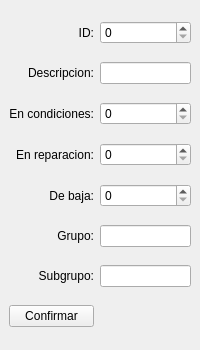
Before: the Qt Designer form blustock/uis/submenu_herramienta.ui in MaxAPBusiness/Blustock, drawn with Qt 5.
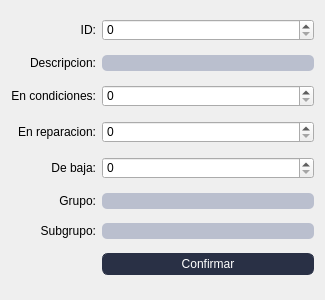
After: the same form once the commit is applied. Icons and pictures are not drawn.

Commit message: Paso los Windows a Widgets

Diff of the .ui file:
```diff
--- a/blustock/uis/submenu_herramienta.ui
+++ b/blustock/uis/submenu_herramienta.ui
@@ -1,28 +1,106 @@
 <?xml version="1.0" encoding="UTF-8"?>
 <ui version="4.0">
- <class>MainWindow</class>
- <widget class="QMainWindow" name="MainWindow">
+ <class>Form</class>
+ <widget class="QWidget" name="Form">
   <property name="geometry">
    <rect>
     <x>0</x>
     <y>0</y>
-    <width>200</width>
-    <height>350</height>
+    <width>325</width>
+    <height>300</height>
    </rect>
   </property>
   <property name="windowTitle">
    <string>MainWindow</string>
   </property>
   <property name="styleSheet">
-   <string notr="true">@import url('https://fonts.googleapis.com/css2?family=Oswald:wght@200;400;700&amp;display=swap');
-
-*{
-    font-family: 'Raleway-blod';
+   <string notr="true">*{
+    font-family: 'Oswald', sans-serif;
     font-weight: 400;
 }
 
+QMenuBar{
+    background-color: #293045;
+    padding: 0;    
+    font-size: 14px;
+    color:white;
+}
+
+QMenuBar:item{
+    padding: 17px;
+    border-radius: 10px;
+
+}
+
+QMenuBar:item:selected{
+    background-color: #768AC5;
+    color:black;
+    border-radius: 5px;
+    margin: 10px;
+    
+    
+
+}
+
+QMenu{
+    background-color: #293045;
+
+    color: white;
+}
+
+QMenu:item{
+    padding: 5px;
+    border-radius: 5px;
+}
+
+QMenu:item:selected{
+    background-color: #768AC5;
+    color:white;
+
+}
+Qmenu#icon{
+   icon:size 40px; 
+    
+}
+
+
+QRadioButton:indicator{
+    border-style: solid;
+    border-color:  #293045;
+    border-radius: 6%;
+    border-width:  2px;
+    background-color: #BABFCE;
+}
+QRadioButton::indicator:checked{
+    background-color: #768AC5;
+}
+
 #label{
-    font-size: 20px;
+    font-size: 35px;
+}
+
+#usuariosLabel{
+    font-size: 14px;
+}
+
+#contraseALabel{
+    font-size: 14px;
+}
+
+#usuariosLineEdit{
+    width: 170px;
+    height: 20px;
+    border-radius: 10px;
+}
+
+#passwordLineEdit{
+    width: 170px;
+    height: 20px;
+    border-radius: 10px;
+}
+
+#labelprofesores{
+    font-size: 26px;
 }
 
 QLineEdit{
@@ -36,13 +114,16 @@
     height: 200px;
 }
 
+
+
 QPushButton{
     border-color:#293045;
     border-style: solid;
     border-width: 1px;
-    border-radius: 5px;
-    background-color: #BABFCE;
-    color:#293045;
+    border-radius: 6px;
+    background-color: #293045;
+    color:#ffffff;
+    padding: 3px 8px;
 
 }
 QPushButton:hover{
@@ -60,15 +141,9 @@
     border-radius: 15%;
 }
 
-#pushButton_2,#pushButton_3,#pushButton_4{
-    width: 20px;
-    height: 30px;
-}
-
 </string>
   </property>
-  <widget class="QWidget" name="centralwidget">
-   <layout class="QGridLayout" name="gridLayout_2">
+  <layout class="QGridLayout" name="gridLayout">
     <item row="0" column="0">
      <widget class="QLabel" name="label_7">
       <property name="maximumSize">
@@ -88,6 +163,22 @@
       </property>
      </widget>
     </item>
+   <item row="0" column="1">
+    <widget class="QSpinBox" name="spinBox"/>
+   </item>
+   <item row="1" column="0">
+    <widget class="QLabel" name="label_6">
+     <property name="text">
+      <string>Descripcion:</string>
+     </property>
+     <property name="alignment">
+      <set>Qt::AlignRight|Qt::AlignTrailing|Qt::AlignVCenter</set>
+     </property>
+    </widget>
+   </item>
+   <item row="1" column="1">
+    <widget class="QLineEdit" name="lineEdit"/>
+   </item>
     <item row="2" column="0">
      <widget class="QLabel" name="label_5">
       <property name="text">
@@ -98,9 +189,35 @@
       </property>
      </widget>
     </item>
+   <item row="2" column="1">
+    <widget class="QSpinBox" name="spinBox_2"/>
+   </item>
+   <item row="3" column="0">
+    <widget class="QLabel" name="label_4">
+     <property name="text">
+      <string>En reparacion:</string>
+     </property>
+     <property name="alignment">
+      <set>Qt::AlignRight|Qt::AlignTrailing|Qt::AlignVCenter</set>
+     </property>
+    </widget>
+   </item>
     <item row="3" column="1">
      <widget class="QSpinBox" name="spinBox_3"/>
     </item>
+   <item row="4" column="0">
+    <widget class="QLabel" name="debaja">
+     <property name="text">
+      <string>De baja:</string>
+     </property>
+     <property name="alignment">
+      <set>Qt::AlignRight|Qt::AlignTrailing|Qt::AlignVCenter</set>
+     </property>
+    </widget>
+   </item>
+   <item row="4" column="1">
+    <widget class="QSpinBox" name="spinBox_4"/>
+   </item>
     <item row="5" column="0">
      <widget class="QLabel" name="label_3">
       <property name="text">
@@ -111,32 +228,9 @@
       </property>
      </widget>
     </item>
-    <item row="2" column="1">
-     <widget class="QSpinBox" name="spinBox_2"/>
-    </item>
     <item row="5" column="1">
      <widget class="QLineEdit" name="lineEdit_2"/>
     </item>
-    <item row="1" column="0">
-     <widget class="QLabel" name="label_6">
-      <property name="text">
-       <string>Descripcion:</string>
-      </property>
-      <property name="alignment">
-       <set>Qt::AlignRight|Qt::AlignTrailing|Qt::AlignVCenter</set>
-      </property>
-     </widget>
-    </item>
-    <item row="4" column="0">
-     <widget class="QLabel" name="label">
-      <property name="text">
-       <string>De baja:</string>
-      </property>
-      <property name="alignment">
-       <set>Qt::AlignRight|Qt::AlignTrailing|Qt::AlignVCenter</set>
-      </property>
-     </widget>
-    </item>
     <item row="6" column="0">
      <widget class="QLabel" name="label_2">
       <property name="text">
@@ -147,29 +241,10 @@
       </property>
      </widget>
     </item>
-    <item row="0" column="1">
-     <widget class="QSpinBox" name="spinBox"/>
-    </item>
-    <item row="3" column="0">
-     <widget class="QLabel" name="label_4">
-      <property name="text">
-       <string>En reparacion:</string>
-      </property>
-      <property name="alignment">
-       <set>Qt::AlignRight|Qt::AlignTrailing|Qt::AlignVCenter</set>
-      </property>
-     </widget>
-    </item>
-    <item row="4" column="1">
-     <widget class="QSpinBox" name="spinBox_4"/>
-    </item>
     <item row="6" column="1">
      <widget class="QLineEdit" name="lineEdit_3"/>
     </item>
-    <item row="1" column="1">
-     <widget class="QLineEdit" name="lineEdit"/>
-    </item>
-    <item row="7" column="0">
+   <item row="7" column="1">
      <widget class="QPushButton" name="pushButton">
       <property name="layoutDirection">
        <enum>Qt::LeftToRight</enum>
@@ -180,7 +255,6 @@
      </widget>
     </item>
    </layout>
-  </widget>
  </widget>
  <resources/>
  <connections/>
```
Left out of the diff: 4 changed lines with no effect on the pictures. Lines whose indentation alone changed are shown as unchanged. The commit also changes 13 other files.
